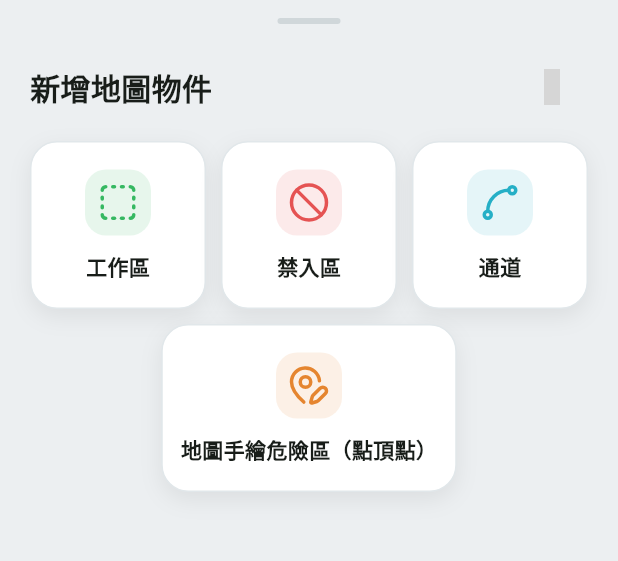
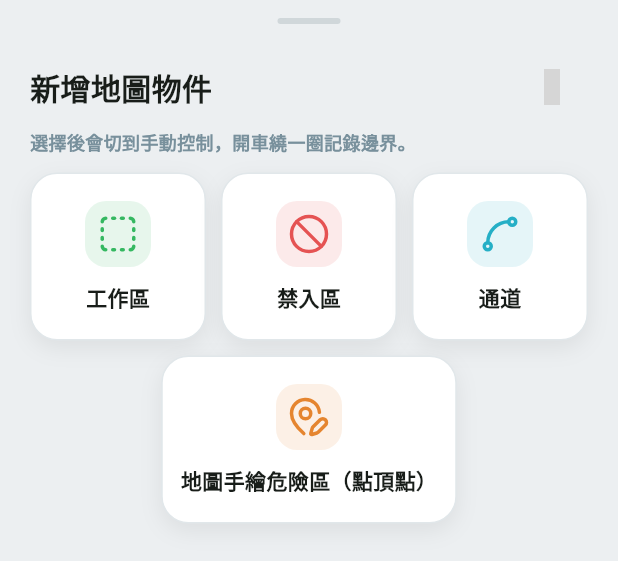
Before and after one commit to edwards414/mower_lawer_app, a Flutter app: the AddObjectSheet widget shown alone on an empty page, opened directly, on a phone screen of 412 x 824 dp. Shown: the top 561 px of the screen. Run offline on Flutter 3.47's test engine with Material 3 defaults, Android fonts, the phone set to English and light mode, and no system bars; our stand-ins replace flutter_map, flutter_secure_storage, image_picker, latlong2, lucide_icons_flutter, package_info_plus and 1 more; missing offline and left inert: flutter_webrtc, mobile_scanner; accounts and stored records are empty; grey boxes are pictures that could not be loaded.

Commit message:
ui: make adding a zone/risk/channel show its next step and failures
Adding an object from the map's + started a recording but the map gave no way
to finish it (save/cancel lived only on the manual page) and a failed start was
only written to the operation log.

- MissionMockProvider.startRecording now returns Future<String?>: null when
  recording started, else the user-facing reason (also still logged). Guard
  order and side effects are unchanged.
- AddObjectSheet waits for the robot with a progress bar, shows the reason
  inline when the start fails, and on success closes and hands off to the
  manual-control tab where the robot is driven. It scrolls so the extra rows
  cannot overflow a landscape phone.
- New MapRecordBar on the map: while recording, shows type + point count with
  save / cancel / go-to-manual; after a stopped-but-unsaved recording, shows a
  retry bar. Failures of save/cancel surface as a snackbar.
- Starting a recording from the manual page also reports why it failed.

Tests: provider test for every start-failure reason; widget tests for the
record bar (save, cancel) and the sheet (hand-off, inline error).

Co-Authored-By: Claude <noreply@anthropic.com>
Claude-Session: https://claude.ai/code/session_01VZaFfrfeuHLtSu3zT4DHiM

```diff
--- a/lib/widgets/add_object_sheet.dart
+++ b/lib/widgets/add_object_sheet.dart
@@ -5,15 +5,57 @@ import 'package:provider/provider.dart';
 import '../models/mission_mock.dart';
 import '../providers/mission_mock_provider.dart';
 
-class AddObjectSheet extends StatelessWidget {
-  const AddObjectSheet({super.key});
+class AddObjectSheet extends StatefulWidget {
+  const AddObjectSheet({super.key, this.onRecordingStarted});
+
+  /// Called once the robot has accepted a zone / risk / channel recording, so
+  /// the caller can take the user to where the robot is driven.
+  final VoidCallback? onRecordingStarted;
+
+  @override
+  State<AddObjectSheet> createState() => _AddObjectSheetState();
+}
+
+class _AddObjectSheetState extends State<AddObjectSheet> {
+  bool _starting = false;
+  String? _error;
+
+  Future<void> _startRecording(RecordObjectType type) async {
+    if (_starting) {
+      return;
+    }
+    final mission = context.read<MissionMockProvider>();
+    final navigator = Navigator.of(context);
+    setState(() {
+      _starting = true;
+      _error = null;
+    });
+    final error = await mission.startRecording(type);
+    // Dismissed while waiting: recording (if it started) is still visible and
+    // controllable from the map, so do not yank the user to another tab.
+    if (!mounted) {
+      return;
+    }
+    if (error != null) {
+      setState(() {
+        _starting = false;
+        _error = error;
+      });
+      return;
+    }
+    navigator.pop();
+    widget.onRecordingStarted?.call();
+  }
 
   @override
   Widget build(BuildContext context) {
     final mission = context.read<MissionMockProvider>();
+    final idle = !_starting;
 
     return SafeArea(
-      child: Padding(
+      // Scrolls so the extra progress / error rows never overflow a landscape
+      // phone.
+      child: SingleChildScrollView(
         padding: const EdgeInsets.fromLTRB(20, 12, 20, 24),
         child: Column(
           mainAxisSize: MainAxisSize.min,
@@ -41,6 +83,18 @@ class AddObjectSheet extends StatelessWidget {
                 ),
               ],
             ),
+            const SizedBox(height: 4),
+            const Align(
+              alignment: Alignment.centerLeft,
+              child: Text(
+                '選擇後會切到手動控制，開車繞一圈記錄邊界。',
+                style: TextStyle(
+                  color: Color(0xFF78909C),
+                  fontSize: 12,
+                  fontWeight: FontWeight.w700,
+                ),
+              ),
+            ),
             const SizedBox(height: 12),
             Row(
               children: [
@@ -49,10 +103,9 @@ class AddObjectSheet extends StatelessWidget {
                     icon: AppIcons.squareDashed,
                     label: '工作區',
                     color: const Color(0xFF35B861),
-                    onTap: () {
-                      Navigator.of(context).pop();
-                      mission.startRecording(RecordObjectType.zone);
-                    },
+                    onTap: idle
+                        ? () => _startRecording(RecordObjectType.zone)
+                        : null,
                   ),
                 ),
                 const SizedBox(width: 10),
@@ -61,10 +114,9 @@ class AddObjectSheet extends StatelessWidget {
                     icon: AppIcons.ban,
                     label: '禁入區',
                     color: const Color(0xFFE55353),
-                    onTap: () {
-                      Navigator.of(context).pop();
-                      mission.startRecording(RecordObjectType.risk);
-                    },
+                    onTap: idle
+                        ? () => _startRecording(RecordObjectType.risk)
+                        : null,
                   ),
                 ),
                 const SizedBox(width: 10),
@@ -73,10 +125,9 @@ class AddObjectSheet extends StatelessWidget {
                     icon: AppIcons.spline,
                     label: '通道',
                     color: const Color(0xFF25AFC6),
-                    onTap: () {
-                      Navigator.of(context).pop();
-                      mission.startRecording(RecordObjectType.channel);
-                    },
+                    onTap: idle
+                        ? () => _startRecording(RecordObjectType.channel)
+                        : null,
                   ),
                 ),
               ],
@@ -86,11 +137,46 @@ class AddObjectSheet extends StatelessWidget {
               icon: AppIcons.mapPinPen,
               label: '地圖手繪危險區（點頂點）',
               color: const Color(0xFFE5852F),
-              onTap: () {
+              onTap: idle
+                  ? () {
                       Navigator.of(context).pop();
                       mission.startDrawRisk();
-              },
+                    }
+                  : null,
             ),
+            if (_starting) ...[
+              const SizedBox(height: 14),
+              const LinearProgressIndicator(minHeight: 3),
+              const SizedBox(height: 6),
+              const Text(
+                '正在通知機器人開始記錄…',
+                style: TextStyle(
+                  color: Color(0xFF78909C),
+                  fontSize: 12,
+                  fontWeight: FontWeight.w700,
+                ),
+              ),
+            ],
+            if (_error != null) ...[
+              const SizedBox(height: 14),
+              Row(
+                crossAxisAlignment: CrossAxisAlignment.start,
+                children: [
+                  const Icon(AppIcons.x, size: 16, color: Color(0xFFC62828)),
+                  const SizedBox(width: 6),
+                  Expanded(
+                    child: Text(
+                      _error!,
+                      style: const TextStyle(
+                        color: Color(0xFFC62828),
+                        fontSize: 13,
+                        fontWeight: FontWeight.w800,
+                      ),
+                    ),
+                  ),
+                ],
+              ),
+            ],
           ],
         ),
       ),
@@ -109,11 +195,13 @@ class _AddObjectCard extends StatelessWidget {
   final IconData icon;
   final String label;
   final Color color;
-  final VoidCallback onTap;
+  final VoidCallback? onTap;
 
   @override
   Widget build(BuildContext context) {
-    return InkWell(
+    return Opacity(
+      opacity: onTap == null ? 0.5 : 1,
+      child: InkWell(
         borderRadius: BorderRadius.circular(18),
         onTap: onTap,
         child: Container(
@@ -155,6 +243,7 @@ class _AddObjectCard extends StatelessWidget {
             ],
           ),
         ),
+      ),
     );
   }
 }
```
Also changed, not shown: lib/providers/mission_mock_provider.dart (+30 -22 lines), lib/screens/home_screen.dart (+19 -3 lines), lib/widgets/manual_control_overlay.dart (+7 -1 lines), lib/widgets/map_record_bar.dart (added, +181 -0 lines), 2 other files. Lines whose indentation alone changed are shown as unchanged.
